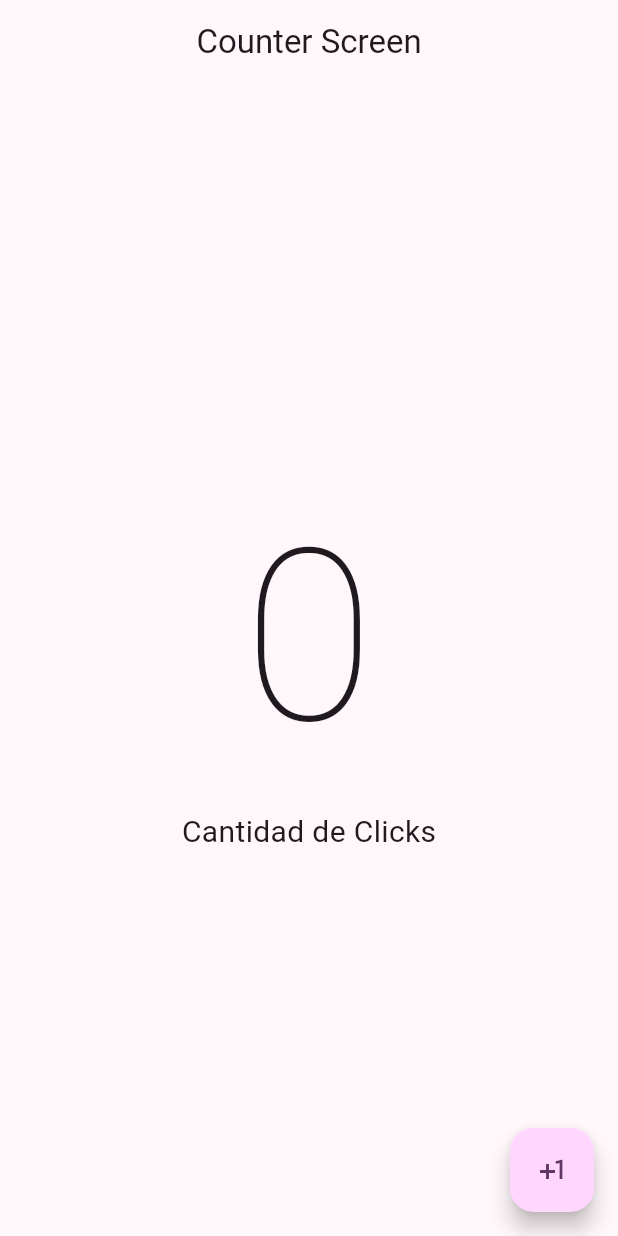
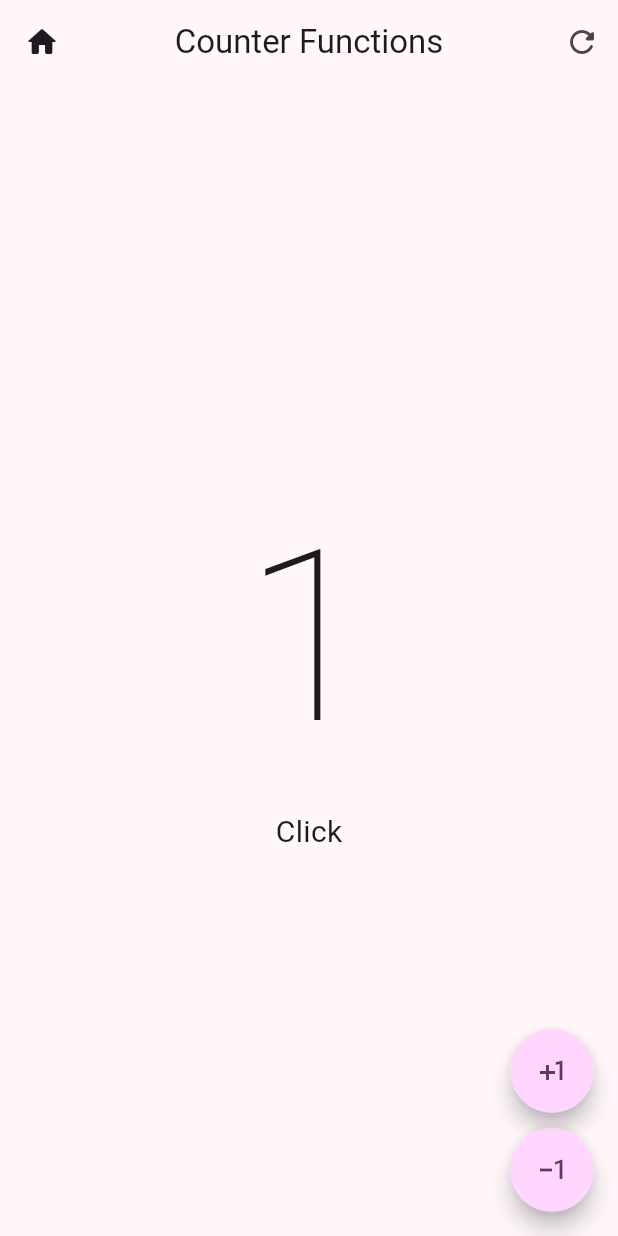
Before and after one commit to SebasMedina95/CounterFlutterApp, a Flutter app: the screen it shows after launch, after a tap on the "plus one" icon, on a phone screen of 412 x 824 dp. Run offline on Flutter 3.47's test engine with Material 3 defaults, Android fonts, the phone set to English and light mode, and no system bars.

Commit message:
Personalización y primeras funcionales de +1, -1 y reset

```diff
--- a/lib/main.dart
+++ b/lib/main.dart
@@ -1,5 +1,6 @@
 import 'package:flutter/material.dart';
-import 'package:hellow_world_app/presentation/screens/counter/counter_screen.dart';
+import 'package:hellow_world_app/presentation/screens/counter/counter_functions_screen.dart';
+//import 'package:hellow_world_app/presentation/screens/counter/counter_screen.dart';
 
 void main(List<String> args) {
   runApp(const MyApp());
@@ -17,7 +18,7 @@ class MyApp extends StatelessWidget {
           useMaterial3: true,
           colorSchemeSeed: Colors.purple
         ),
-        home: const CounterScreen()
+        home: const CounterFunctionsScreen()
     );
   }
 
--- /dev/null
+++ b/lib/presentation/screens/counter/counter_functions_screen.dart
@@ -0,0 +1,80 @@
+import 'package:flutter/material.dart';
+
+class CounterFunctionsScreen extends StatefulWidget {
+
+  const CounterFunctionsScreen({super.key});
+
+  @override
+  State<CounterFunctionsScreen> createState() => _CounterFunctionsScreenState();
+}
+
+class _CounterFunctionsScreenState extends State<CounterFunctionsScreen> {
+
+  int clickCounter = 0;
+  String textClicksCounter = "Clicks";
+
+  @override
+  Widget build(BuildContext context) {
+
+    return Scaffold(
+        appBar: AppBar(
+          centerTitle: true,
+          title: const Text("Counter Functions"),
+          leading: const Icon( Icons.home_rounded ),
+          actions: [
+            IconButton(
+              icon: const Icon( Icons.refresh_rounded ),
+              onPressed: (){
+                setState(() {
+                  clickCounter = 0;
+                });
+              }
+            ),
+          ],
+        ),
+        body: Center(
+          child: Column(
+            mainAxisAlignment: MainAxisAlignment.center,
+            children: [
+              Text('$clickCounter', style: const TextStyle(fontSize: 160, fontWeight: FontWeight.w100)),
+              Text(textClicksCounter, style: const TextStyle(fontSize: 20))
+            ],
+          ),
+        ),
+        floatingActionButton:
+          Column(
+            mainAxisAlignment: MainAxisAlignment.end,
+            children: [
+
+              FloatingActionButton(
+                shape: const StadiumBorder(),
+                onPressed: () {
+
+                  clickCounter += 1;
+                  textClicksCounter = ( clickCounter == 1 ) ? "Click" : "Clicks";
+                  setState(() {}); //Para que se vean los cambios reflejados en pantalla
+
+                },
+                child: const Icon( Icons.plus_one ),
+              ),
+
+              const SizedBox(height: 10),
+
+              FloatingActionButton(
+                shape: const StadiumBorder(),
+                onPressed: () {
+
+                  clickCounter -= 1;
+                  textClicksCounter = ( clickCounter == 1 ) ? "Click" : "Clicks";
+                  setState(() {}); //Para que se vean los cambios reflejados en pantalla
+
+                },
+                child: const Icon( Icons.exposure_minus_1 ),
+              ),
+
+            ],
+          )
+    );
+
+  }
+}
--- a/lib/presentation/screens/counter/counter_screen.dart
+++ b/lib/presentation/screens/counter/counter_screen.dart
@@ -1,8 +1,17 @@
 import 'package:flutter/material.dart';
 
-class CounterScreen extends StatelessWidget {
+class CounterScreen extends StatefulWidget {
 
   const CounterScreen({super.key});
+
+  @override
+  State<CounterScreen> createState() => _CounterScreenState();
+}
+
+class _CounterScreenState extends State<CounterScreen> {
+
+  int clickCounter = 0;
+  String textClicksCounter = "Clicks";
 
   @override
   Widget build(BuildContext context) {
@@ -12,21 +21,26 @@ class CounterScreen extends StatelessWidget {
           centerTitle: true,
           title: const Text("Counter Screen"),
         ),
-        body: const Center(
+        body: Center(
           child: Column(
             mainAxisAlignment: MainAxisAlignment.center,
             children: [
-              Text('0', style: TextStyle(fontSize: 160, fontWeight: FontWeight.w100)),
-              Text("Cantidad de Clicks", style: TextStyle(fontSize: 20))
+              Text('$clickCounter', style: const TextStyle(fontSize: 160, fontWeight: FontWeight.w100)),
+              Text(textClicksCounter, style: const TextStyle(fontSize: 20))
             ],
           ),
         ),
         floatingActionButton: FloatingActionButton(
-          onPressed: () {},
+          onPressed: () {
+
+            clickCounter += 1;
+            textClicksCounter = ( clickCounter == 1 ) ? "Click" : "Clicks";
+            setState(() {}); //Para que se vean los cambios reflejados en pantalla
+
+          },
           child: const Icon( Icons.plus_one ),
         ),
     );
 
   }
-
 }
```
